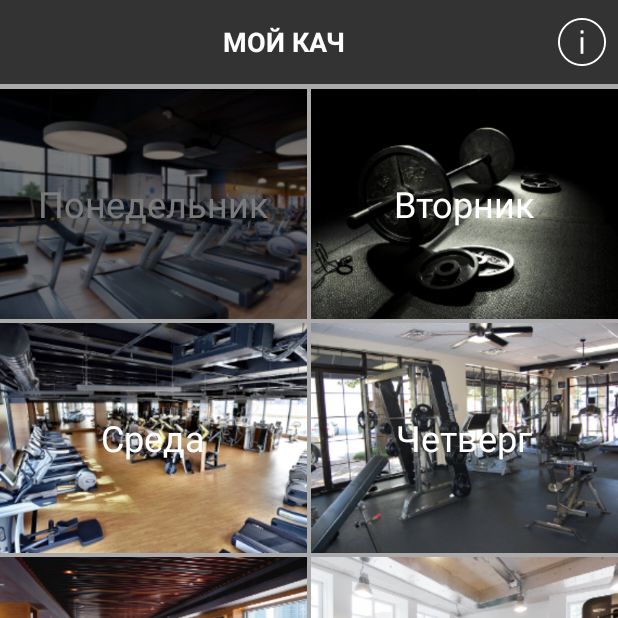
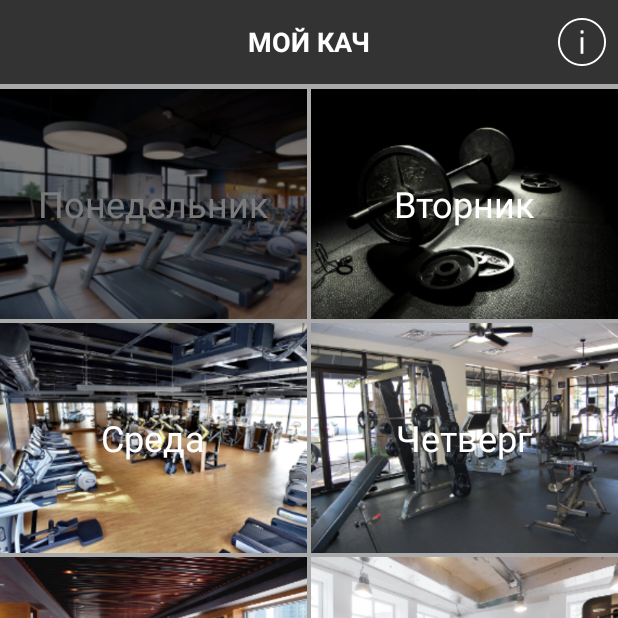
Before and after one commit to Jorikua/Kach, an Android app: the screen it shows after launch (MainActivity), after a tap on "Понедельник", on a phone screen of 412 x 824 dp, the top half of it. Run offline under Robolectric (Android 15) with nearby library versions, the phone set to English and light mode, and no system bars.

Commit message:
Added custom toolbar layout, small UI changes.

```diff
--- a/app/src/main/java/ua/kaganovych/kach/CustomImageView.java
+++ b/app/src/main/java/ua/kaganovych/kach/CustomImageView.java
@@ -21,6 +21,7 @@ public class CustomImageView extends ImageView {
     @Override
     protected void onMeasure(int widthMeasureSpec, int heightMeasureSpec) {
         super.onMeasure(widthMeasureSpec, heightMeasureSpec);
-        setMeasuredDimension(getMeasuredWidth(), (int) (getMeasuredWidth()*0.75)); //Snap to width
+        setMeasuredDimension(getMeasuredWidth(), (int) (getMeasuredWidth()*0.75));
     }
+
 }
--- a/app/src/main/java/ua/kaganovych/kach/DaysFragment.java
+++ b/app/src/main/java/ua/kaganovych/kach/DaysFragment.java
@@ -28,12 +28,14 @@ public class DaysFragment extends Fragment {
         mTitleArray = getResources().getStringArray(R.array.days);
         mImageArray = new int[] {R.drawable.monday, R.drawable.tuesday, R.drawable.wednesday, R.drawable.thursday, R.drawable.friday, R.drawable.saturday, R.drawable.sunday, R.drawable.bg_timer};
         mAdapter = new DaysAdapter(getActivity(), mTitleArray, mImageArray);
+        mGridView.setDrawSelectorOnTop(true);
+        mGridView.setSelector(getResources().getDrawable(R.drawable.image_states));
         mGridView.setAdapter(mAdapter);
 
         mGridView.setOnItemClickListener(new AdapterView.OnItemClickListener() {
             @Override
             public void onItemClick(AdapterView<?> parent, View view, int position, long id) {
-                if (position == 8) {
+                if (position == 7) {
                     Toast.makeText(getActivity(), "Функционал не доступен", Toast.LENGTH_LONG).show();
                 }
 
--- a/app/src/main/java/ua/kaganovych/kach/MainActivity.java
+++ b/app/src/main/java/ua/kaganovych/kach/MainActivity.java
@@ -1,11 +1,14 @@
 package ua.kaganovych.kach;
 
+import android.os.Bundle;
 import android.support.v4.app.FragmentManager;
 import android.support.v7.app.AppCompatActivity;
-import android.os.Bundle;
 import android.support.v7.widget.Toolbar;
+import android.view.Gravity;
 import android.view.Menu;
 import android.view.MenuItem;
+import android.view.View;
+import android.view.ViewGroup;
 
 public class MainActivity extends AppCompatActivity {
 
@@ -22,7 +25,9 @@ public class MainActivity extends AppCompatActivity {
         mToolbar = (Toolbar)findViewById(R.id.toolbar);
         setSupportActionBar(mToolbar);
         getSupportActionBar().setDisplayShowTitleEnabled(false);
-
+        Toolbar.LayoutParams params = new Toolbar.LayoutParams(ViewGroup.LayoutParams.WRAP_CONTENT, ViewGroup.LayoutParams.WRAP_CONTENT, Gravity.CENTER);
+        View toolbar_title = getLayoutInflater().inflate(R.layout.toolbar_custom_layout, null);
+        mToolbar.addView(toolbar_title,  params);
         mDaysFragment = new DaysFragment();
         mFragmentManager = getSupportFragmentManager();
         mFragmentManager.beginTransaction()
--- a/app/src/main/res/drawable/image_states.xml
+++ b/app/src/main/res/drawable/image_states.xml
@@ -2,7 +2,9 @@
 <selector xmlns:android="http://schemas.android.com/apk/res/android"
     android:enterFadeDuration="@android:integer/config_mediumAnimTime"
     android:exitFadeDuration="@android:integer/config_mediumAnimTime">
-    <item android:state_pressed="false"  android:state_focused="true"  android:drawable="@color/semitransparent_black" />
-    <item android:state_pressed="true"   android:drawable="@android:color/transparent" />
+    <item android:state_pressed="false"
+        android:drawable="@color/semitransparent_black" />
+    <item android:state_pressed="true"
+        android:drawable="@android:color/transparent" />
     <item android:drawable="@color/semitransparent_black" />
 </selector>
--- a/app/src/main/res/layout/activity_main.xml
+++ b/app/src/main/res/layout/activity_main.xml
@@ -11,30 +11,12 @@
         android:layout_width="match_parent"
         android:layout_height="wrap_content"
         android:background="?attr/colorPrimary"
-        android:minHeight="?android:attr/actionBarSize"
-        app:theme="@style/ThemeOverlay.AppCompat.Dark.ActionBar">
-
-        <RelativeLayout
-            android:layout_width="match_parent"
-            android:layout_height="match_parent">
-
-            <TextView
-                android:id="@+id/toolbar_title"
-                android:layout_width="wrap_content"
-                android:layout_height="wrap_content"
-                android:layout_centerInParent="true"
-                android:text="МОЙ КАЧ"
-                android:textColor="@android:color/white"
-                android:textSize="18sp"
-                android:textStyle="bold" />
-        </RelativeLayout>
-    </android.support.v7.widget.Toolbar>
+        android:minHeight="?attr/actionBarSize"
+        app:theme="@style/ThemeOverlay.AppCompat.Dark.ActionBar"/>
 
     <FrameLayout
         android:id="@+id/days_container"
         android:layout_width="match_parent"
-        android:layout_height="match_parent">
-
-    </FrameLayout>
+        android:layout_height="match_parent"/>
 
 </LinearLayout>
--- a/app/src/main/res/layout/day_item.xml
+++ b/app/src/main/res/layout/day_item.xml
@@ -7,6 +7,7 @@
     <ua.kaganovych.kach.CustomImageView
         android:id="@+id/day_background"
         android:scaleType="centerCrop"
+        android:background="@drawable/image_states"
         android:layout_width="match_parent"
         android:layout_height="match_parent" />
 
--- a/app/src/main/res/layout/fragment_days.xml
+++ b/app/src/main/res/layout/fragment_days.xml
@@ -8,8 +8,6 @@
         android:id="@+id/days_grid_view"
         android:numColumns="2"
         android:background="@android:color/darker_gray"
-        android:drawSelectorOnTop="true"
-        android:listSelector="@drawable/image_states"
         android:paddingTop="3dp"
         android:paddingBottom="3dp"
         android:clipToPadding="false"
--- /dev/null
+++ b/app/src/main/res/layout/toolbar_custom_layout.xml
@@ -0,0 +1,16 @@
+<?xml version="1.0" encoding="utf-8"?>
+<RelativeLayout
+    android:layout_width="wrap_content"
+    android:layout_height="wrap_content"
+    android:layout_gravity="center"
+    xmlns:android="http://schemas.android.com/apk/res/android">
+
+    <TextView
+        android:id="@+id/toolbar_title"
+        android:layout_width="wrap_content"
+        android:layout_height="wrap_content"
+        android:text="МОЙ КАЧ"
+        android:textColor="@android:color/white"
+        android:textSize="18sp"
+        android:textStyle="bold" />
+</RelativeLayout>
```
Also changed, not shown: 1 other file.
